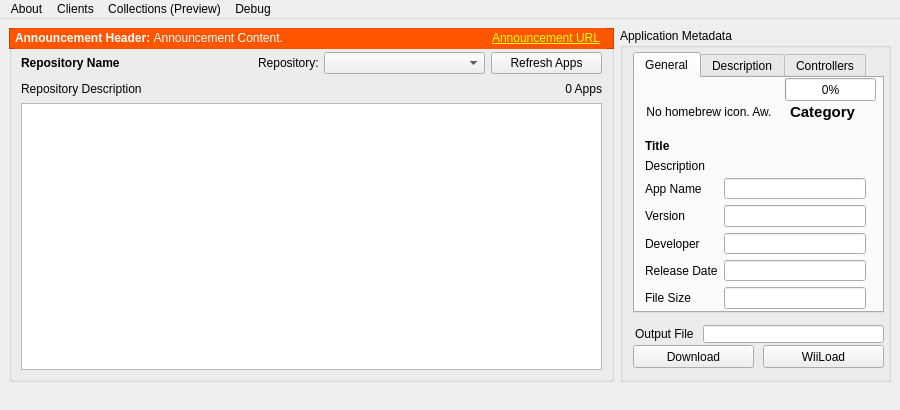
Before: the Qt Designer form gui/united.ui in dhtdht020/osc-dl, drawn with Qt 5.
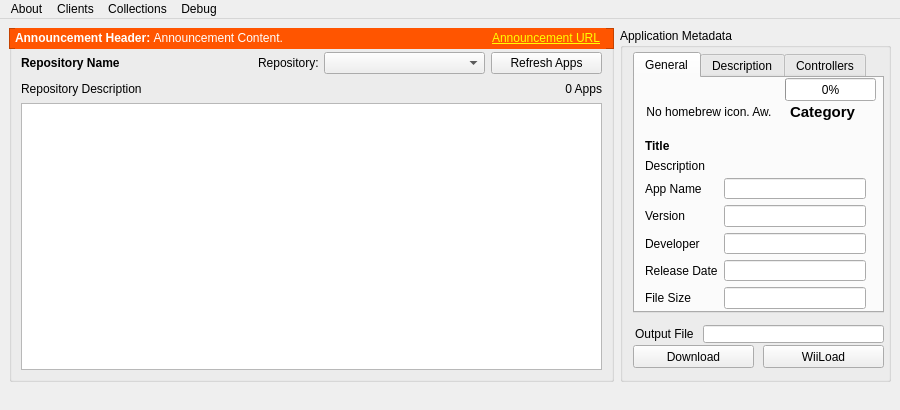
After: the same form once the commit is applied.

What changed in the file:
```diff
--- a/gui/united.ui
+++ b/gui/united.ui
@@ -902,7 +902,7 @@
    </widget>
    <widget class="QMenu" name="menuCollections">
     <property name="title">
-     <string>Collections (Preview)</string>
+     <string>Collections</string>
     </property>
     <addaction name="actionLoad_Collection"/>
     <addaction name="actionCreate_Collection"/>
```
Left out of the diff: 88 changed lines with no effect on the pictures.
